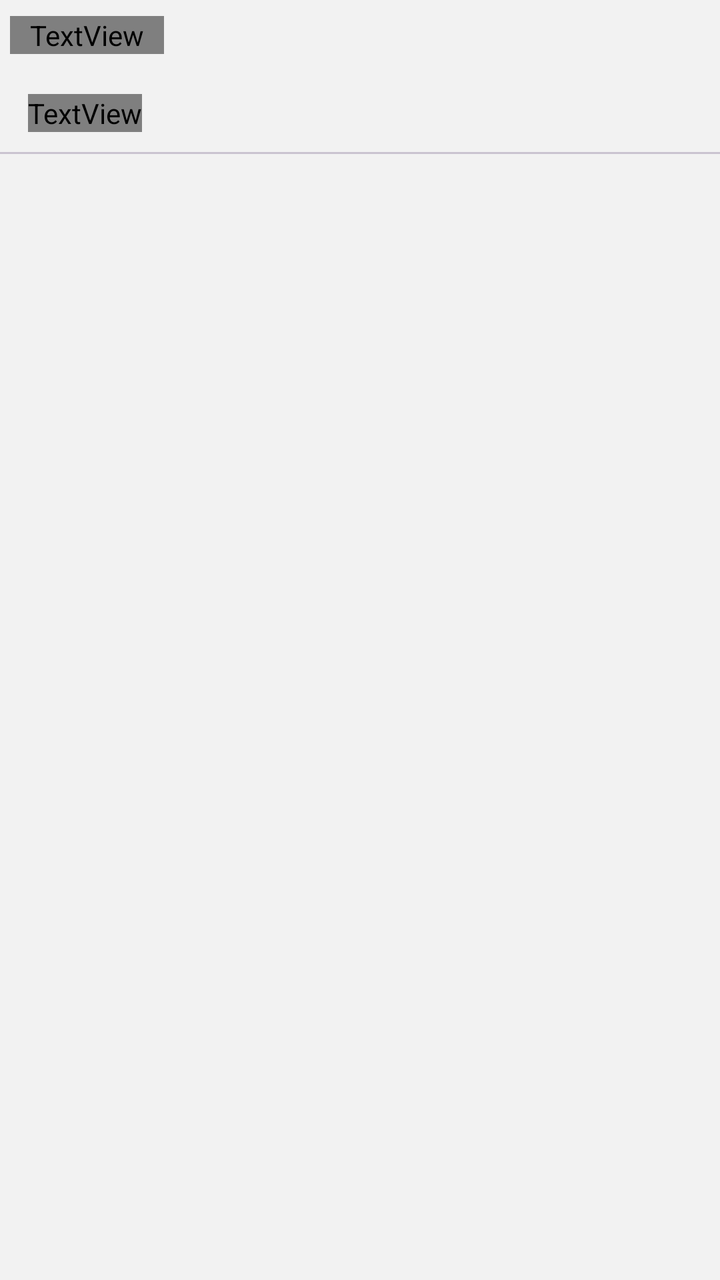
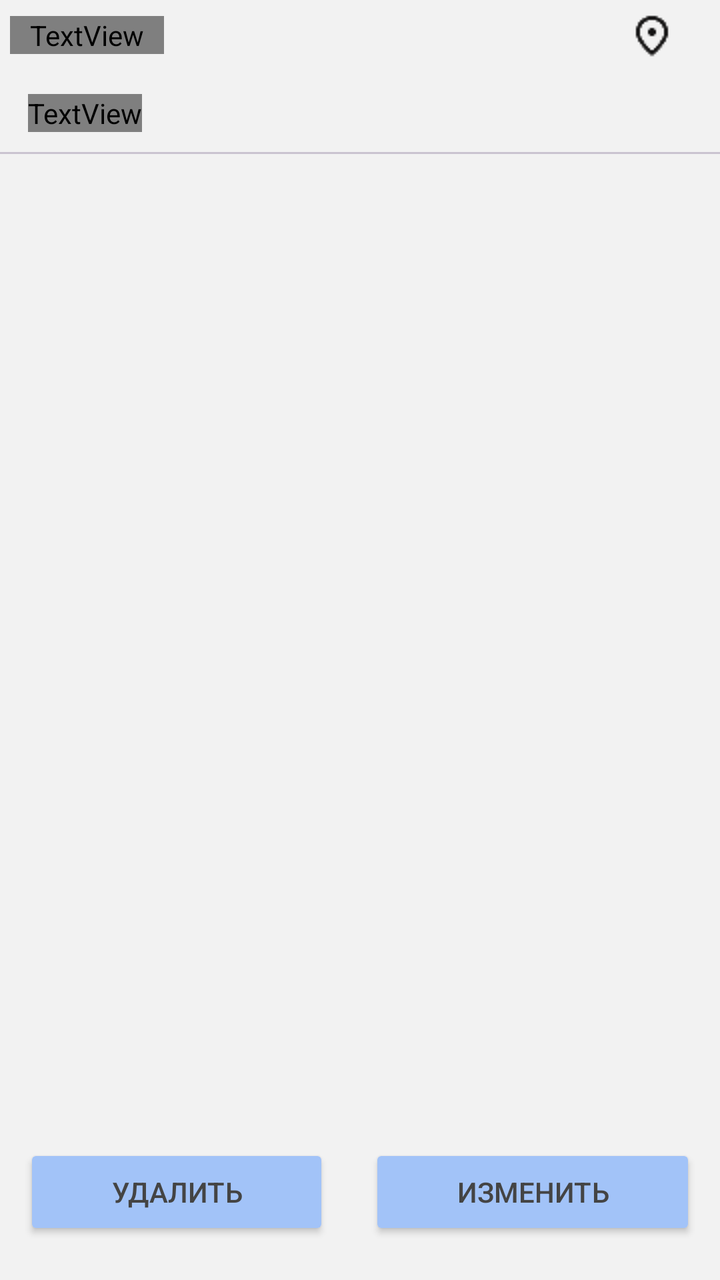

Screens rendered from an Android XML layout before and after an edit, with the pre-edit source and the edit as a unified diff.
<!-- AndroidManifest.xml: application theme Theme.Aquateka -->
<!-- res/layout/activity_profile_customer.xml -->
<?xml version="1.0" encoding="utf-8"?>
<androidx.constraintlayout.widget.ConstraintLayout xmlns:android="http://schemas.android.com/apk/res/android"
    xmlns:app="http://schemas.android.com/apk/res-auto"
    xmlns:tools="http://schemas.android.com/tools"
    android:id="@+id/main"
    android:layout_width="match_parent"
    android:layout_height="match_parent"
    android:background="@color/surface"
    tools:context=".view.activity.ProfileClientActivity">

    <TextView
        android:id="@+id/tv_month"
        android:layout_width="wrap_content"
        android:layout_height="wrap_content"
        android:fontFamily="@font/inter_bold"
        android:text="@string/client_profile"
        android:textColor="@color/text"
        android:textSize="20sp"
        android:paddingHorizontal="10dp"
        android:layout_marginStart="5dp"
        android:layout_marginTop="8dp"
        app:layout_constraintStart_toStartOf="parent"
        app:layout_constraintTop_toTopOf="parent" />


    <Button
        android:id="@+id/bt_delete"
        style="@style/Button.IconOnly"
        android:layout_width="45dp"
        android:layout_height="45dp"
        android:layout_marginEnd="10dp"
        android:layout_marginTop="8dp"
        app:icon="@drawable/ic_delete"
        app:layout_constraintEnd_toStartOf="@+id/bt_edit"
        app:layout_constraintTop_toTopOf="parent" />

    <Button
        android:id="@+id/bt_edit"
        style="@style/Button.IconOnly"
        android:layout_width="45dp"
        android:layout_height="45dp"
        android:layout_marginEnd="10dp"
        android:layout_marginTop="8dp"
        app:icon="@drawable/ic_edit"
        app:layout_constraintEnd_toEndOf="parent"
        app:layout_constraintTop_toTopOf="parent" />


        <TextView
            android:id="@+id/userInfo"
            style="@style/InfoText"
            android:layout_width="wrap_content"
            android:layout_height="wrap_content"
            android:text="Следующий визит: "
            android:layout_marginStart="14dp"
            android:layout_marginTop="20dp"
            app:layout_constraintStart_toStartOf="parent"
            app:layout_constraintTop_toBottomOf="@+id/tv_month"/>


    <com.google.android.material.divider.MaterialDivider
        android:id="@+id/materialDivider"
        android:layout_width="match_parent"
        android:layout_height="wrap_content"
        android:layout_marginTop="10dp"
        app:layout_constraintEnd_toEndOf="parent"
        app:layout_constraintStart_toStartOf="parent"
        app:layout_constraintTop_toBottomOf="@+id/userInfo" />

    <androidx.recyclerview.widget.RecyclerView
        android:id="@+id/rv_visits"
        android:layout_width="match_parent"
        android:layout_height="0dp"
        android:paddingTop="5dp"
        app:layoutManager="androidx.recyclerview.widget.LinearLayoutManager"
        app:layout_constraintBottom_toBottomOf="parent"
        app:layout_constraintEnd_toEndOf="parent"
        app:layout_constraintStart_toStartOf="parent"
        app:layout_constraintTop_toBottomOf="@+id/materialDivider" />

</androidx.constraintlayout.widget.ConstraintLayout>
<!-- resources referenced by this layout -->
<resources>
  <color name="surface">#F2F2F2</color>
  <color name="text">#444444</color>
  <!-- drawable ic_delete (drawable) -->
  <vector xmlns:android="http://schemas.android.com/apk/res/android"
      android:width="16dp"
      android:height="18dp"
      android:viewportWidth="16"
      android:viewportHeight="18">
    <path
        android:pathData="M3,18C2.45,18 1.979,17.804 1.587,17.413C1.196,17.021 1,16.55 1,16V3H0V1H5V0H11V1H16V3H15V16C15,16.55 14.804,17.021 14.413,17.413C14.021,17.804 13.55,18 13,18H3ZM13,3H3V16H13V3ZM5,14H7V5H5V14ZM9,14H11V5H9V14Z"
        android:fillColor="#444444"/>
  </vector>
  <!-- drawable ic_edit (drawable) -->
  <vector xmlns:android="http://schemas.android.com/apk/res/android"
      android:width="18dp"
      android:height="18dp"
      android:viewportWidth="18"
      android:viewportHeight="18">
    <path
        android:pathData="M2,16H3.425L13.2,6.225L11.775,4.8L2,14.575V16ZM0,18V13.75L13.2,0.575C13.4,0.392 13.621,0.25 13.863,0.15C14.104,0.05 14.358,0 14.625,0C14.892,0 15.15,0.05 15.4,0.15C15.65,0.25 15.867,0.4 16.05,0.6L17.425,2C17.625,2.183 17.771,2.4 17.862,2.65C17.954,2.9 18,3.15 18,3.4C18,3.667 17.954,3.921 17.862,4.162C17.771,4.404 17.625,4.625 17.425,4.825L4.25,18H0ZM12.475,5.525L11.775,4.8L13.2,6.225L12.475,5.525Z"
        android:fillColor="#444444"/>
  </vector>
  <string name="client_profile">Профиль клиента</string>
  <style name="Button.IconOnly" parent="Widget.MaterialComponents.Button.OutlinedButton">
          <item name="iconPadding">0dp</item>
          <item name="android:insetTop">0dp</item>
          <item name="android:insetBottom">0dp</item>
          <item name="android:paddingLeft">12dp</item>
          <item name="android:paddingRight">12dp</item>
          <item name="android:minWidth">48dp</item>
          <item name="android:minHeight">48dp</item>
      </style>
  <style name="InfoText">
          <item name="android:textColor">@color/text</item>
          <item name="fontFamily">@font/inter</item>
          <item name="android:textSize">14sp</item>
      </style>
  <style name="Theme.Aquateka" parent="Base.Theme.Aquateka" />
  <style name="Base.Theme.Aquateka" parent="Theme.Material3.DayNight.NoActionBar">
          <item name="android:statusBarColor">@color/dark_surface</item>
          <item name="android:windowLightStatusBar">false</item>
          <item name="materialSearchViewStyle">@style/Widget.Material3.SearchView</item>
  
          <item name="chipStyle">@style/Widget.App.Chip</item>
      </style>
  <color name="dark_surface">#575757</color>
  <style name="Widget.App.Chip" parent="Widget.Material3.Chip.Suggestion">
          <item name="chipStrokeColor">@color/dark_surface</item>
          <item name="android:textSize">12sp</item>
          <item name="android:textColor">@color/dark_surface</item>
          <item name="android:textAppearance">@font/inter_bold</item>
          <item name="chipBackgroundColor">@color/chip_tint</item>
      </style>
</resources>

<!-- the commit's change to res/layout/activity_profile_customer.xml (unified diff, before → after) -->
@@ -22,40 +22,28 @@
         app:layout_constraintStart_toStartOf="parent"
         app:layout_constraintTop_toTopOf="parent" />
 
+    <ImageButton
+        android:id="@+id/ib_location"
+        android:layout_width="wrap_content"
+        android:layout_height="wrap_content"
+        android:layout_marginEnd="12dp"
+        android:background="@android:color/transparent"
+        android:padding="10dp"
+        android:src="@drawable/ic_location_small"
+        app:layout_constraintTop_toTopOf="@id/tv_month"
+        app:layout_constraintBottom_toBottomOf="@+id/tv_month"
+        app:layout_constraintEnd_toEndOf="parent" />
 
-    <Button
-        android:id="@+id/bt_delete"
-        style="@style/Button.IconOnly"
-        android:layout_width="45dp"
-        android:layout_height="45dp"
-        android:layout_marginEnd="10dp"
-        android:layout_marginTop="8dp"
-        app:icon="@drawable/ic_delete"
-        app:layout_constraintEnd_toStartOf="@+id/bt_edit"
-        app:layout_constraintTop_toTopOf="parent" />
-
-    <Button
-        android:id="@+id/bt_edit"
-        style="@style/Button.IconOnly"
-        android:layout_width="45dp"
-        android:layout_height="45dp"
-        android:layout_marginEnd="10dp"
-        android:layout_marginTop="8dp"
-        app:icon="@drawable/ic_edit"
-        app:layout_constraintEnd_toEndOf="parent"
-        app:layout_constraintTop_toTopOf="parent" />
-
-
-        <TextView
-            android:id="@+id/userInfo"
-            style="@style/InfoText"
-            android:layout_width="wrap_content"
-            android:layout_height="wrap_content"
-            android:text="Следующий визит: "
-            android:layout_marginStart="14dp"
-            android:layout_marginTop="20dp"
-            app:layout_constraintStart_toStartOf="parent"
-            app:layout_constraintTop_toBottomOf="@+id/tv_month"/>
+    <TextView
+        android:id="@+id/userInfo"
+        style="@style/InfoText"
+        android:layout_width="wrap_content"
+        android:layout_height="wrap_content"
+        android:text="Следующий визит: "
+        android:layout_marginStart="14dp"
+        android:layout_marginTop="20dp"
+        app:layout_constraintStart_toStartOf="parent"
+        app:layout_constraintTop_toBottomOf="@+id/tv_month"/>
 
 
     <com.google.android.material.divider.MaterialDivider
@@ -78,4 +66,40 @@
         app:layout_constraintStart_toStartOf="parent"
         app:layout_constraintTop_toBottomOf="@+id/materialDivider" />
 
+    <LinearLayout
+        android:id="@+id/linearLayout2"
+        android:layout_width="match_parent"
+        android:layout_height="wrap_content"
+        android:layout_marginHorizontal="12dp"
+        android:layout_marginBottom="20dp"
+        android:layout_marginTop="20dp"
+        app:layout_constraintBottom_toBottomOf="parent"
+        app:layout_constraintEnd_toEndOf="parent"
+        app:layout_constraintStart_toStartOf="parent">
+
+        <Button
+            android:id="@+id/bt_delete"
+            style="?attr/materialButtonTonalStyle"
+            android:backgroundTint="@color/blue_light"
+            android:layout_width="wrap_content"
+            android:layout_height="wrap_content"
+            android:layout_weight="1"
+            android:text="УДАЛИТЬ"
+            android:textColor="@color/text"
+            app:icon="@drawable/ic_delete" />
+
+        <Button
+            android:id="@+id/bt_edit"
+            style="?attr/materialButtonTonalStyle"
+            android:backgroundTint="@color/blue_light"
+            android:layout_width="wrap_content"
+            android:layout_height="wrap_content"
+            android:layout_marginStart="20dp"
+            android:layout_weight="1"
+            android:text="ИЗМЕНИТЬ"
+            android:textColor="@color/text"
+            app:icon="@drawable/ic_edit" />
+
+    </LinearLayout>
+
 </androidx.constraintlayout.widget.ConstraintLayout>
<!-- resource entries referenced after the edit -->
@@ -1,5 +1,6 @@
 <!-- resources referenced by this layout -->
 <resources>
+  <color name="blue_light">#A2C3F8</color>
   <color name="surface">#F2F2F2</color>
   <color name="text">#444444</color>
   <!-- drawable ic_delete (drawable) -->
@@ -22,16 +23,8 @@
         android:pathData="M2,16H3.425L13.2,6.225L11.775,4.8L2,14.575V16ZM0,18V13.75L13.2,0.575C13.4,0.392 13.621,0.25 13.863,0.15C14.104,0.05 14.358,0 14.625,0C14.892,0 15.15,0.05 15.4,0.15C15.65,0.25 15.867,0.4 16.05,0.6L17.425,2C17.625,2.183 17.771,2.4 17.862,2.65C17.954,2.9 18,3.15 18,3.4C18,3.667 17.954,3.921 17.862,4.162C17.771,4.404 17.625,4.625 17.425,4.825L4.25,18H0ZM12.475,5.525L11.775,4.8L13.2,6.225L12.475,5.525Z"
         android:fillColor="#444444"/>
   </vector>
+  <!-- drawable ic_location_small: png bitmap (drawable, 565 bytes) -->
   <string name="client_profile">Профиль клиента</string>
-  <style name="Button.IconOnly" parent="Widget.MaterialComponents.Button.OutlinedButton">
-          <item name="iconPadding">0dp</item>
-          <item name="android:insetTop">0dp</item>
-          <item name="android:insetBottom">0dp</item>
-          <item name="android:paddingLeft">12dp</item>
-          <item name="android:paddingRight">12dp</item>
-          <item name="android:minWidth">48dp</item>
-          <item name="android:minHeight">48dp</item>
-      </style>
   <style name="InfoText">
           <item name="android:textColor">@color/text</item>
           <item name="fontFamily">@font/inter</item>
